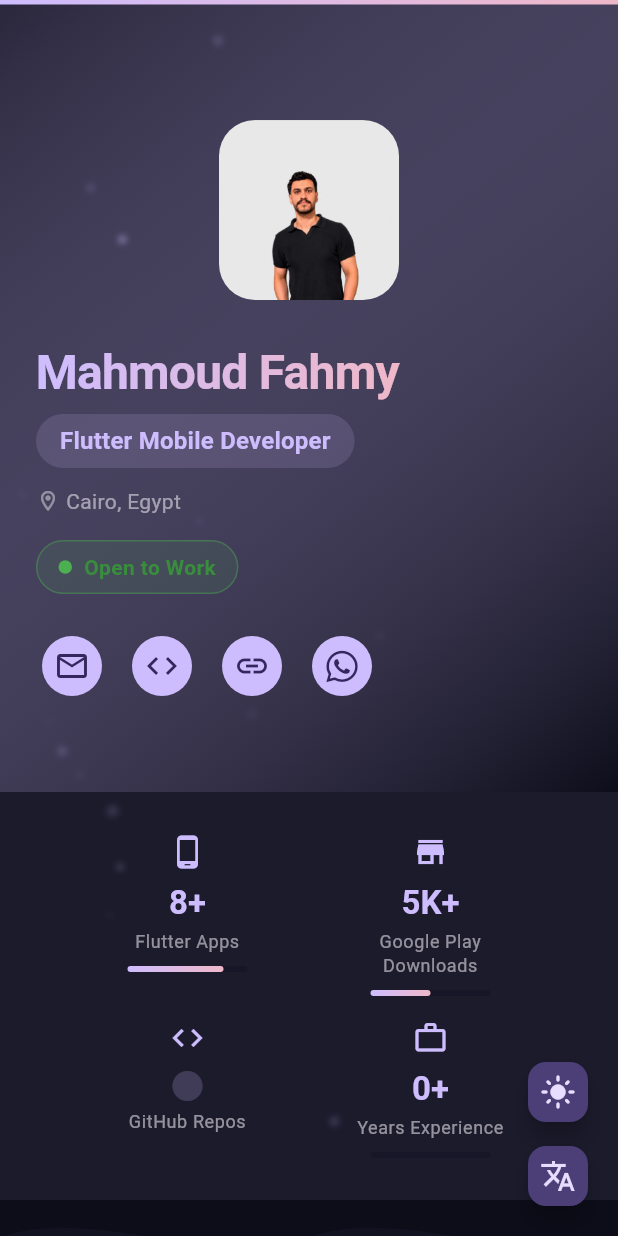
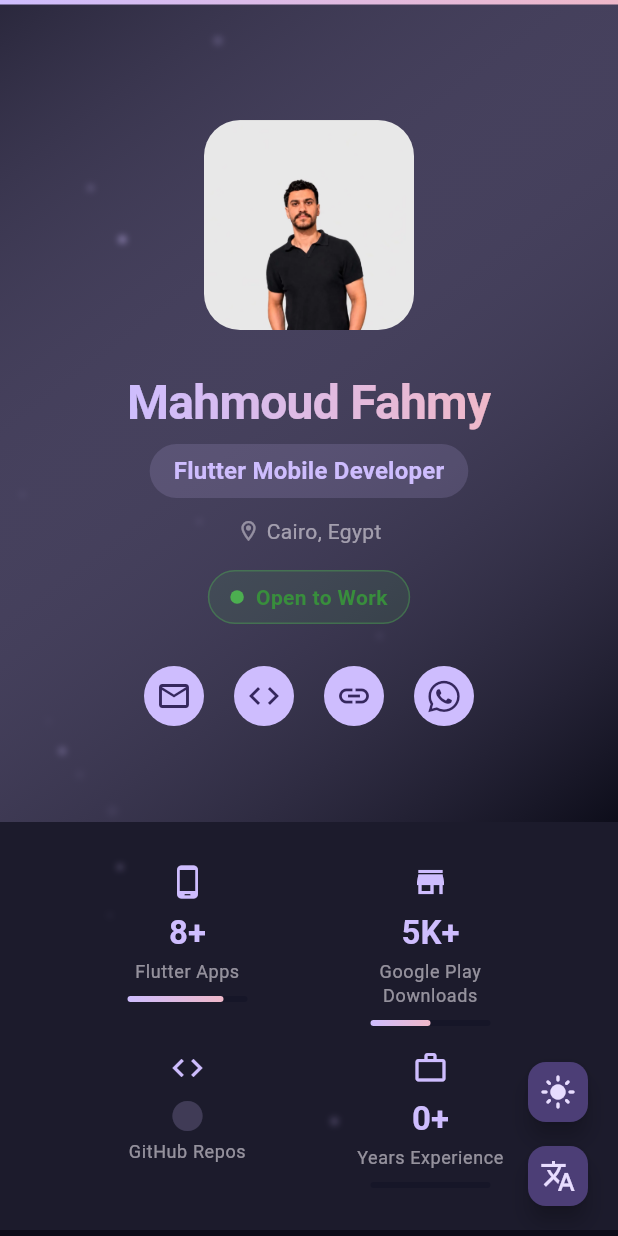
Before and after one commit to Mahmoudfahmy616572/My_protfolio, a Flutter app: the screen it shows after launch, on a phone screen of 412 x 824 dp. Run offline on Flutter 3.47's test engine with Material 3 defaults, Android fonts, the phone set to English and light mode, and no system bars; our stand-ins replace font_awesome_flutter; missing offline and left inert: dart:html, dart:ui_web; network calls fail; Roboto replaces fonts that are missing (SpaceGrotesk).

Commit message:
Header: larger centered profile image (200/140) with same entrance animation

```diff
--- a/lib/screens/home_page.dart
+++ b/lib/screens/home_page.dart
@@ -472,7 +472,8 @@ class _HeaderSectionState extends State<_HeaderSection>
           final locationAnim = _slideFrom(
             const Offset(-3.0, 0),
             const Interval(0.50, 0.72, curve: Curves.easeOutBack),
-            Row(
+            Center(
+              child: Row(
                 mainAxisSize: MainAxisSize.min,
                 children: [
                   Icon(Icons.location_on_outlined,
@@ -488,6 +489,7 @@ class _HeaderSectionState extends State<_HeaderSection>
                     ),
                   ),
                 ],
+              ),
             ),
           );
 
@@ -541,7 +543,7 @@ class _HeaderSectionState extends State<_HeaderSection>
           final contentColumn = Opacity(
             opacity: contentOpacity,
             child: Column(
-              crossAxisAlignment: CrossAxisAlignment.start,
+              mainAxisSize: MainAxisSize.min,
               children: [
                 nameAnim,
                 const SizedBox(height: 8),
@@ -551,7 +553,9 @@ class _HeaderSectionState extends State<_HeaderSection>
                 const SizedBox(height: 16),
                 badgeAnim,
                 const SizedBox(height: 24),
-                Row(
+                Center(
+                  child: Row(
+                    mainAxisSize: MainAxisSize.min,
                     children: [
                       socialAnims[0],
                       const SizedBox(width: 12),
@@ -561,6 +565,7 @@ class _HeaderSectionState extends State<_HeaderSection>
                       const SizedBox(width: 12),
                       socialAnims[3],
                     ],
+                  ),
                 ),
               ],
             ),
@@ -582,7 +587,7 @@ class _HeaderSectionState extends State<_HeaderSection>
             child: LayoutBuilder(
               builder: (context, constraints) {
                 final isWide = constraints.maxWidth > 800;
-                final maxSize = isWide ? 180.0 : 120.0;
+                final maxSize = isWide ? 200.0 : 140.0;
                 final fullHeight = isWide ? 320.0 : 320.0;
                 final currentSize =
                     maxSize + (fullHeight - maxSize) * imageTween.value;
@@ -591,18 +596,8 @@ class _HeaderSectionState extends State<_HeaderSection>
                 final profileImage =
                     _buildProfileImage(context, currentSize, currentRadius);
 
-                if (isWide) {
-                  return Row(
-                    mainAxisAlignment: MainAxisAlignment.center,
-                    crossAxisAlignment: CrossAxisAlignment.center,
-                    children: [
-                      profileImage,
-                      const SizedBox(width: 48),
-                      Expanded(child: contentColumn),
-                    ],
-                  );
-                }
                 return Column(
+                  mainAxisSize: MainAxisSize.min,
                   children: [
                     profileImage,
                     const SizedBox(height: 28),
```
Lines whose indentation alone changed are shown as unchanged.
